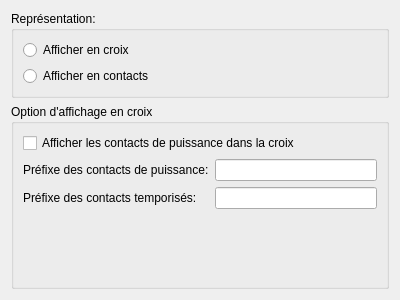
qelectrotech/qelectrotech-source-mirror, file sources/ui/xrefpropertieswidget.ui: the form before one commit.
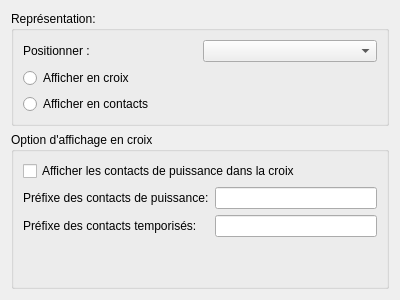
The form after the commit.

Commit message: Xref item: item position can be set under the texte field "label" of master element. Double clic in xref open the properties dialog of master.

The edit to the form file:
```diff
--- a/sources/ui/xrefpropertieswidget.ui
+++ b/sources/ui/xrefpropertieswidget.ui
@@ -20,6 +20,20 @@
       <string>Représentation:</string>
      </property>
      <layout class="QVBoxLayout" name="verticalLayout_3">
+      <item>
+       <layout class="QHBoxLayout" name="horizontalLayout">
+        <item>
+         <widget class="QLabel" name="label_3">
+          <property name="text">
+           <string>Positionner :</string>
+          </property>
+         </widget>
+        </item>
+        <item>
+         <widget class="QComboBox" name="m_snap_to_cb"/>
+        </item>
+       </layout>
+      </item>
       <item>
        <layout class="QVBoxLayout" name="verticalLayout_2">
         <item>
```
The commit also changes 11 other files.
